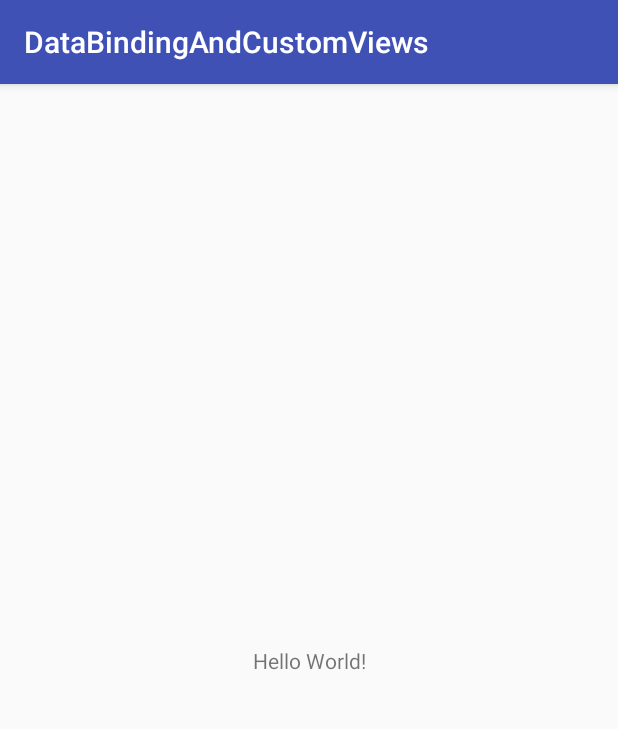
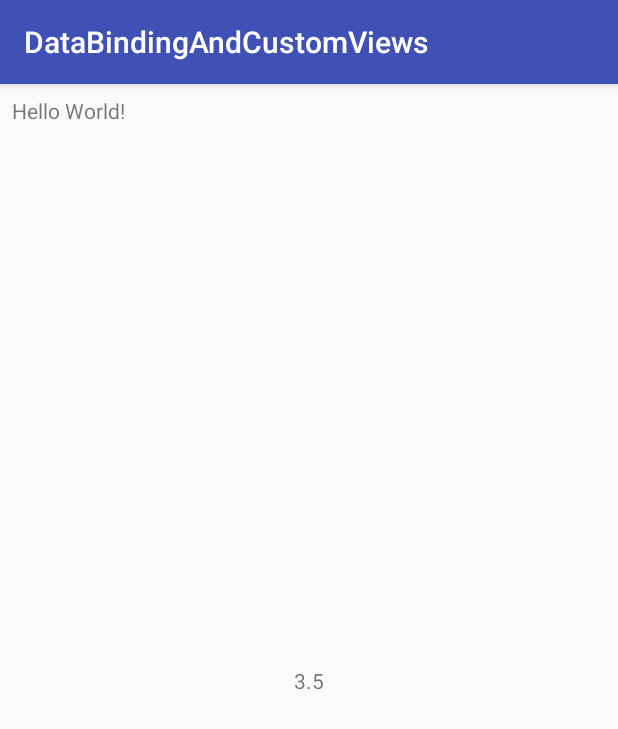
Before and after one commit to DigitalOnion/DataBindingAndCustomViews, an Android app: the screen it shows after launch (MainActivity), on a phone screen of 412 x 824 dp. Shown: the top 729 px of the screen. Run offline under Robolectric (Android 15) with nearby library versions, the phone set to English and light mode, and no system bars.

Commit message:
working version with no Binding

```diff
--- a/app/src/main/java/com/outspace/databindingandcustomviews/BigNumber.java
+++ b/app/src/main/java/com/outspace/databindingandcustomviews/BigNumber.java
@@ -2,12 +2,14 @@ package com.outspace.databindingandcustomviews;
 
 import android.content.Context;
 import android.content.res.TypedArray;
+import android.graphics.Canvas;
 import android.support.annotation.Nullable;
 import android.util.AttributeSet;
-import android.view.View;
+import android.support.v7.widget.AppCompatTextView;
+import android.widget.Toast;
 
-public class BigNumber extends View {
-    int fontSize;
+public class BigNumber extends AppCompatTextView {
+    float fontSize;
     float value;
 
     public BigNumber(Context context, @Nullable AttributeSet attrs) {
@@ -18,13 +20,17 @@ public class BigNumber extends View {
                 0, 0);
 
         try {
-            fontSize    = a.getInteger(R.styleable.BigNumber_fontSize, -1);
+            fontSize    = a.getDimensionPixelSize(R.styleable.BigNumber_fontSize, -1);
             value       = a.getFloat(R.styleable.BigNumber_value, 0.0f);
-        } finally {
+        }
+        catch(Exception e) {
+            Toast.makeText(this.getContext(), e.getMessage(), Toast.LENGTH_LONG).show();
+        }
+        finally {
             a.recycle();
         }
+
+        if(fontSize > -1) this.fontSize = fontSize;
+        this.setText(Float.toString(value));
     }
-
-
-
 }
--- a/app/src/main/res/layout/activity_main.xml
+++ b/app/src/main/res/layout/activity_main.xml
@@ -2,17 +2,36 @@
 <android.support.constraint.ConstraintLayout xmlns:android="http://schemas.android.com/apk/res/android"
     xmlns:app="http://schemas.android.com/apk/res-auto"
     xmlns:tools="http://schemas.android.com/tools"
+    xmlns:custom="http://schemas.android.com/apk/res-auto"
     android:layout_width="match_parent"
     android:layout_height="match_parent"
     tools:context="com.outspace.databindingandcustomviews.MainActivity">
 
     <TextView
+        android:id="@+id/intro"
         android:layout_width="wrap_content"
         android:layout_height="wrap_content"
         android:text="Hello World!"
+        android:layout_marginTop="8dp"
+        app:layout_constraintTop_toTopOf="parent"
+        android:layout_marginLeft="8dp"
+        app:layout_constraintLeft_toLeftOf="parent"
+        android:layout_marginStart="8dp" />
+
+    <com.outspace.databindingandcustomviews.BigNumber
+        android:id="@+id/textView"
+        android:layout_width="wrap_content"
+        android:layout_height="wrap_content"
+        custom:fontSize="30sp"
+        custom:value="3.5"
+        android:layout_marginTop="8dp"
+        app:layout_constraintTop_toBottomOf="@+id/intro"
         app:layout_constraintBottom_toBottomOf="parent"
-        app:layout_constraintLeft_toLeftOf="parent"
+        android:layout_marginBottom="8dp"
+        android:layout_marginRight="8dp"
         app:layout_constraintRight_toRightOf="parent"
-        app:layout_constraintTop_toTopOf="parent" />
+        android:layout_marginLeft="8dp"
+        app:layout_constraintLeft_toLeftOf="parent" />
+
 
 </android.support.constraint.ConstraintLayout>
```
